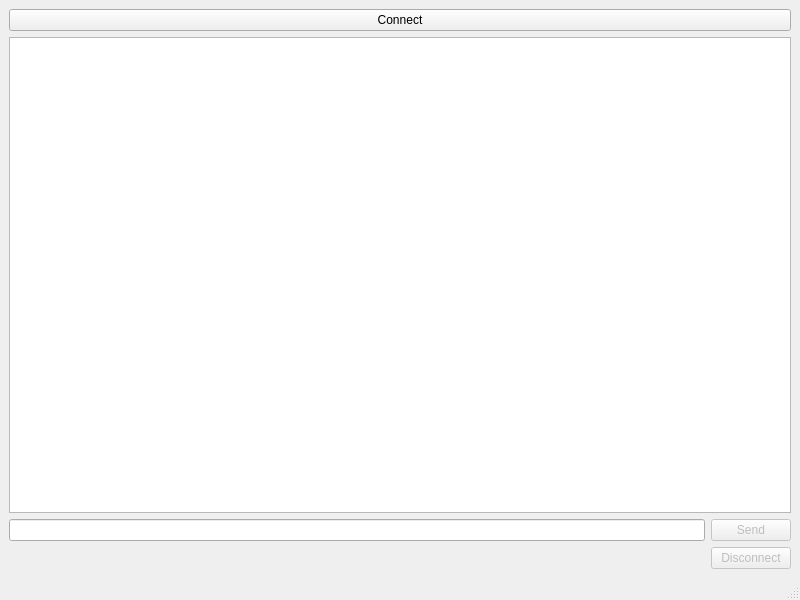
Old version of the form ProjectApp/TCPClient/QTcpClientApp/tcpclient.ui in the repository ArmanHZ/CS333_project.
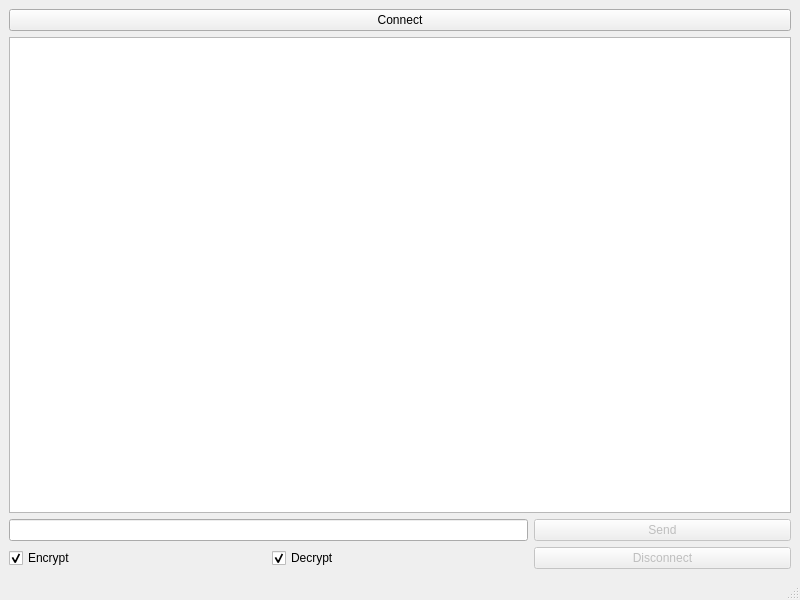
New version of the form.

Diff of the .ui file:
```diff
--- a/ProjectApp/TCPClient/QTcpClientApp/tcpclient.ui
+++ b/ProjectApp/TCPClient/QTcpClientApp/tcpclient.ui
@@ -15,43 +15,63 @@
   </property>
   <widget class="QWidget" name="centralwidget">
    <layout class="QGridLayout" name="gridLayout">
-    <item row="0" column="0" colspan="2">
+    <item row="3" column="2">
+     <widget class="QPushButton" name="disconnectButton">
+      <property name="enabled">
+       <bool>false</bool>
+      </property>
+      <property name="text">
+       <string>Disconnect</string>
+      </property>
+     </widget>
+    </item>
+    <item row="0" column="0" colspan="3">
      <widget class="QPushButton" name="connectButton">
       <property name="text">
        <string>Connect</string>
       </property>
      </widget>
     </item>
-    <item row="2" column="1">
-     <widget class="QPushButton" name="sendButton">
-      <property name="enabled">
-       <bool>false</bool>
-      </property>
-      <property name="text">
-       <string>Send</string>
-      </property>
-     </widget>
-    </item>
-    <item row="2" column="0">
-     <widget class="QLineEdit" name="lineEdit"/>
-    </item>
-    <item row="1" column="0" colspan="2">
+    <item row="1" column="0" colspan="3">
      <widget class="QPlainTextEdit" name="plainTextEdit">
       <property name="readOnly">
        <bool>true</bool>
       </property>
      </widget>
     </item>
+    <item row="2" column="2">
+     <widget class="QPushButton" name="sendButton">
+      <property name="enabled">
+       <bool>false</bool>
+      </property>
+      <property name="text">
+       <string>Send</string>
+      </property>
+     </widget>
+    </item>
+    <item row="3" column="0">
+     <widget class="QCheckBox" name="encryptCheckBox">
+      <property name="text">
+       <string>Encrypt</string>
+      </property>
+      <property name="checked">
+       <bool>true</bool>
+      </property>
+     </widget>
+    </item>
     <item row="3" column="1">
-     <widget class="QPushButton" name="disconnectButton">
-      <property name="enabled">
-       <bool>false</bool>
-      </property>
+     <widget class="QCheckBox" name="decryptCheckBox">
       <property name="text">
-       <string>Disconnect</string>
+       <string>Decrypt</string>
+      </property>
+      <property name="checked">
+       <bool>true</bool>
       </property>
      </widget>
     </item>
+    <item row="2" column="0" colspan="2">
+     <widget class="QLineEdit" name="lineEdit"/>
+    </item>
    </layout>
   </widget>
   <widget class="QMenuBar" name="menubar">
```
